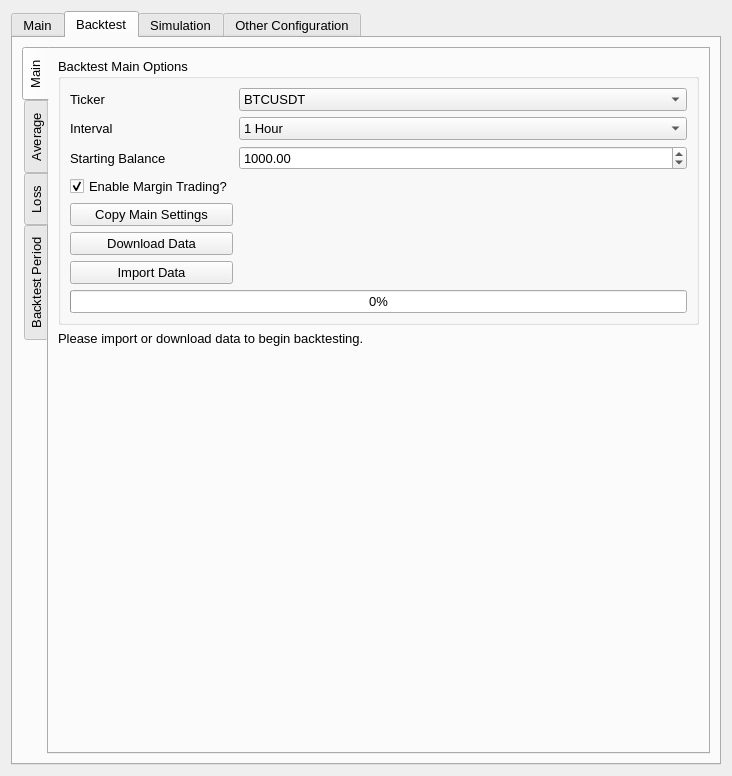
First picture: the form in UI/configuration.ui, repository ZENALC/algobot, before the edit.
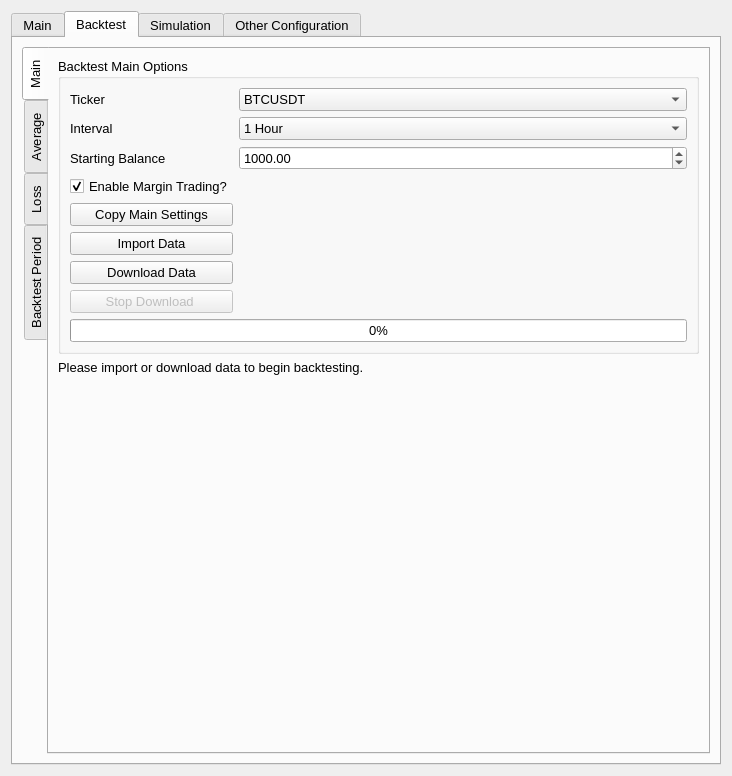
Second picture: the form after the edit.

Commit message: added stop button to stop downloads and fixed downloadLoop logic error

```diff
--- a/UI/configuration.ui
+++ b/UI/configuration.ui
@@ -1156,7 +1156,7 @@
                 </property>
                </widget>
               </item>
-              <item row="6" column="0">
+              <item row="7" column="0">
                <widget class="QPushButton" name="backtestDownloadDataButton">
                 <property name="sizePolicy">
                  <sizepolicy hsizetype="Preferred" vsizetype="Fixed">
@@ -1174,7 +1174,21 @@
                 </property>
                </widget>
               </item>
-              <item row="10" column="0">
+              <item row="12" column="0" colspan="3">
+               <widget class="QProgressBar" name="backtestDownloadProgressBar">
+                <property name="value">
+                 <number>0</number>
+                </property>
+               </widget>
+              </item>
+              <item row="11" column="1">
+               <widget class="QLabel" name="backtestDownloadLabel">
+                <property name="text">
+                 <string/>
+                </property>
+               </widget>
+              </item>
+              <item row="6" column="0">
                <widget class="QPushButton" name="backtestImportDataButton">
                 <property name="sizePolicy">
                  <sizepolicy hsizetype="Preferred" vsizetype="Fixed">
@@ -1195,17 +1209,13 @@
                 </property>
                </widget>
               </item>
-              <item row="11" column="0" colspan="3">
-               <widget class="QProgressBar" name="backtestDownloadProgressBar">
-                <property name="value">
-                 <number>0</number>
+              <item row="11" column="0">
+               <widget class="QPushButton" name="backtestStopDownloadButton">
+                <property name="enabled">
+                 <bool>false</bool>
                 </property>
-               </widget>
-              </item>
-              <item row="10" column="1">
-               <widget class="QLabel" name="backtestDownloadLabel">
                 <property name="text">
-                 <string/>
+                 <string>Stop Download </string>
                 </property>
                </widget>
               </item>
```
Left out of the diff: 130 changed lines with no effect on the pictures. The commit also changes 7 other files.
